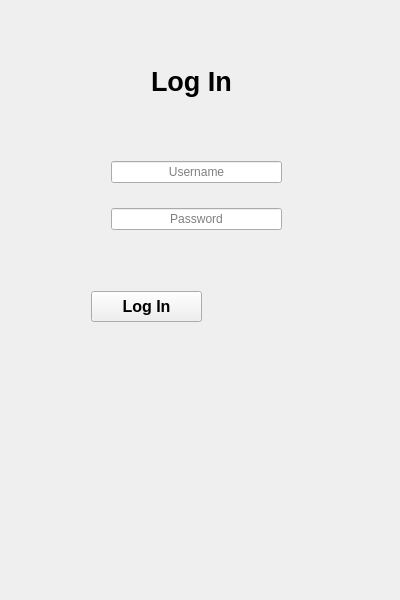
The window that src/Login.ui (rvqzs/tresPatitos) describes before a commit, drawn with Qt 5.
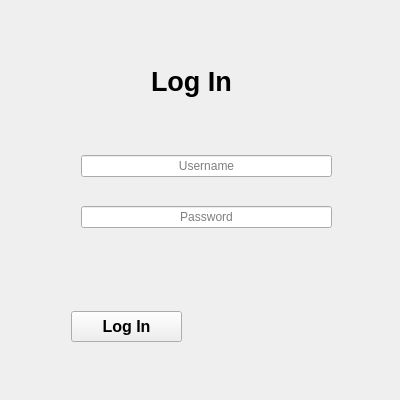
The same window after the commit.

Patch:
```diff
--- a/src/Login.ui
+++ b/src/Login.ui
@@ -7,13 +7,13 @@
     <x>0</x>
     <y>0</y>
     <width>400</width>
-    <height>600</height>
+    <height>400</height>
    </rect>
   </property>
   <property name="minimumSize">
    <size>
     <width>400</width>
-    <height>200</height>
+    <height>400</height>
    </size>
   </property>
   <property name="maximumSize">
@@ -31,6 +31,12 @@
   <layout class="QVBoxLayout" name="verticalLayout">
    <item>
     <widget class="QWidget" name="widget" native="true">
+     <property name="minimumSize">
+      <size>
+       <width>0</width>
+       <height>0</height>
+      </size>
+     </property>
      <widget class="QLabel" name="lbl_logIn">
       <property name="geometry">
        <rect>
@@ -57,8 +63,8 @@
      <widget class="QPushButton" name="btn_login">
       <property name="geometry">
        <rect>
-        <x>80</x>
-        <y>280</y>
+        <x>60</x>
+        <y>300</y>
         <width>111</width>
         <height>31</height>
        </rect>
@@ -77,10 +83,10 @@
      <widget class="QWidget" name="verticalLayoutWidget">
       <property name="geometry">
        <rect>
-        <x>90</x>
-        <y>120</y>
-        <width>191</width>
-        <height>131</height>
+        <x>60</x>
+        <y>110</y>
+        <width>271</width>
+        <height>141</height>
        </rect>
       </property>
       <layout class="QVBoxLayout" name="verticalLayout_2" stretch="0,0">
```
